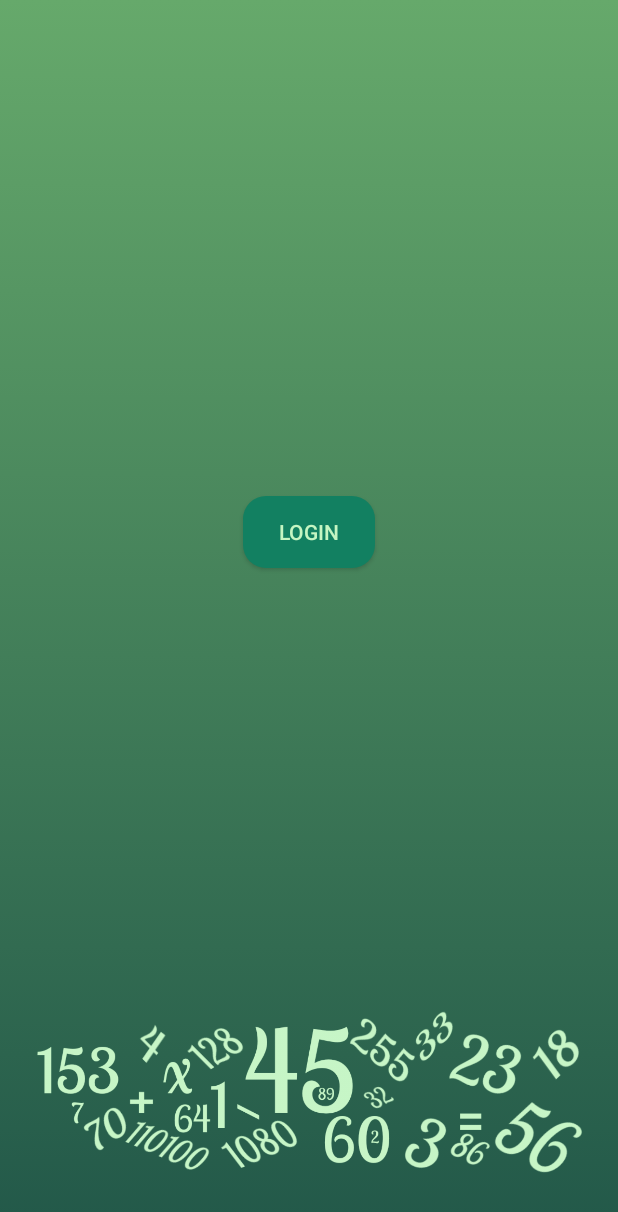
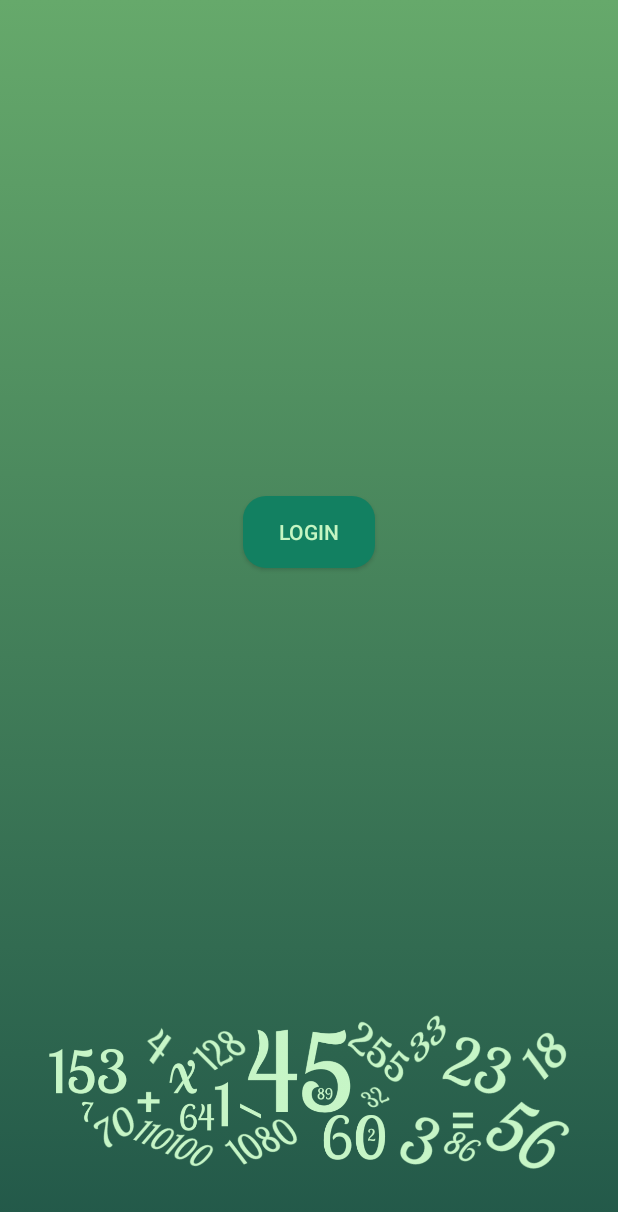
Before and after one commit to Zakuto3/EzPzMath, an Android app: the screen it shows after launch (MainActivity), on a phone screen of 412 x 824 dp. Shown: the top 1212 px of the screen. Run offline under Robolectric (Android 15) with nearby library versions, the phone set to English and light mode, and no system bars.

Commit message:
Project file

```diff
--- a/app/src/main/res/layout/activity_main.xml
+++ b/app/src/main/res/layout/activity_main.xml
@@ -10,8 +10,12 @@
 
     <ImageView
         android:id="@+id/imageView12"
-        android:layout_width="370dp"
+        android:layout_width="353dp"
         android:layout_height="139dp"
+        android:layout_marginStart="8dp"
+        android:layout_marginLeft="8dp"
+        android:layout_marginEnd="8dp"
+        android:layout_marginRight="8dp"
         app:layout_constraintBottom_toBottomOf="parent"
         app:layout_constraintEnd_toEndOf="parent"
         app:layout_constraintStart_toStartOf="parent"
```
